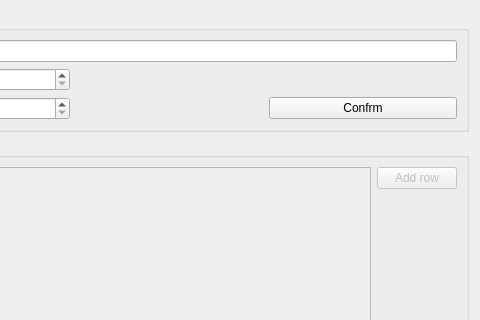
This is qtCreatorFiles/ui_builder.ui in plomgrading/plom as Qt 5 draws it before an edit; both pictures show x 205 to 685 and y 0 to 320 of the 685 by 749 pixel window. The edited form follows.
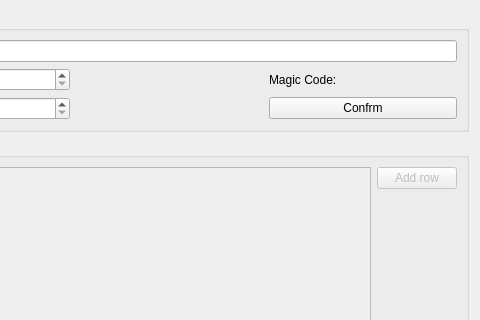
This is the edited form.

Diff of the .ui file:
```diff
--- a/qtCreatorFiles/ui_builder.ui
+++ b/qtCreatorFiles/ui_builder.ui
@@ -83,6 +83,13 @@
         </property>
        </widget>
       </item>
+      <item row="1" column="3">
+       <widget class="QLabel" name="codeLabel">
+        <property name="text">
+         <string>Magic Code:</string>
+        </property>
+       </widget>
+      </item>
      </layout>
     </widget>
    </item>
```
